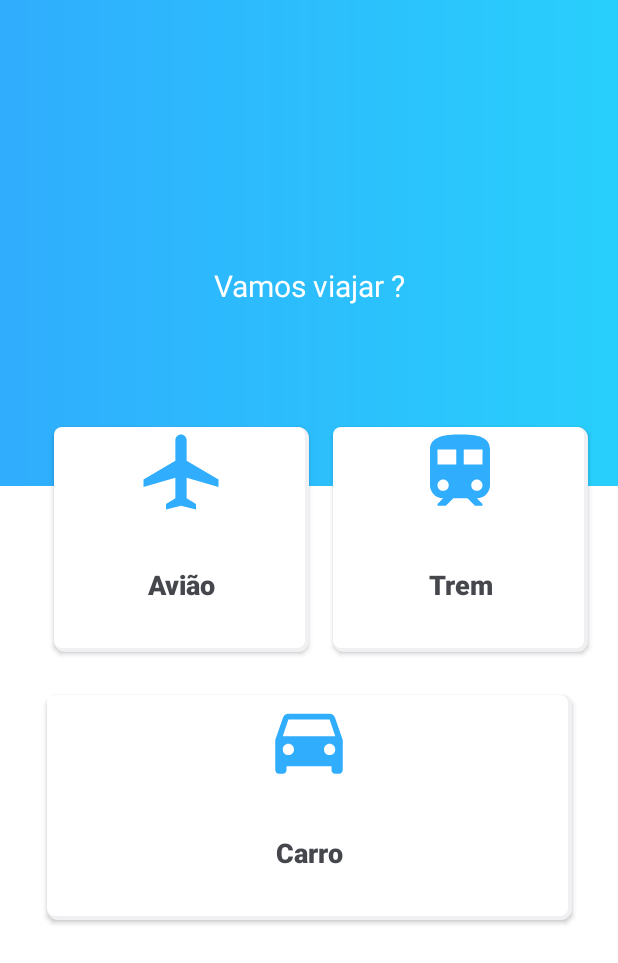
After one commit to CarlosDanielAlv/ProjetoFinalAPP, an Android app: the layout activity_tela_escolha.xml on its own in the app's theme, with its tools: preview values and no code run, on a phone screen of 412 x 824 dp. The commit adds this screen. Shown: the top 963 px of the screen. Run offline under Robolectric (Android 15) with nearby library versions, the phone set to English and light mode, and no system bars.

Commit message:
Implementação da interface de escolhas

```diff
--- /dev/null
+++ b/app/src/main/java/com/example/trabalhofinal/TelaEscolha.kt
@@ -0,0 +1,39 @@
+package com.example.trabalhofinal
+
+import android.content.Intent
+import androidx.appcompat.app.AppCompatActivity
+import android.os.Bundle
+import android.widget.Button
+
+class TelaEscolha : AppCompatActivity() {
+    override fun onCreate(savedInstanceState: Bundle?) {
+        super.onCreate(savedInstanceState)
+        setContentView(R.layout.activity_tela_escolha)
+
+        val buttonAviao = findViewById<Button>(R.id.bt_aviao)
+        val buttonTrem = findViewById<Button>(R.id.bt_trem)
+        val buttonCarro = findViewById<Button>(R.id.bt_carro)
+
+        // Escondendo barra de ação da tela
+        supportActionBar?.hide()
+
+        // Métodos Click
+        buttonAviao.setOnClickListener(){
+            // Alterar quando tiver a tela
+            val intent = Intent(this, TelaEscolha::class.java)
+            startActivity(intent)
+        }
+
+        buttonTrem.setOnClickListener(){
+            // Alterar quando tiver a tela
+            val intent = Intent(this, TelaEscolha::class.java)
+            startActivity(intent)
+        }
+
+        buttonCarro.setOnClickListener(){
+            // Alterar quando tiver a tela
+            val intent = Intent(this, TelaEscolha::class.java)
+            startActivity(intent)
+        }
+    }
+}
--- /dev/null
+++ b/app/src/main/res/drawable/container_com_sombra.xml
@@ -0,0 +1,21 @@
+<?xml version="1.0" encoding="utf-8"?>
+<layer-list xmlns:android="http://schemas.android.com/apk/res/android">
+
+    <item>
+        <shape android:shape="rectangle">
+            <solid android:color="#f0f0f2"/>
+            <corners android:radius="7dp" />
+        </shape>
+    </item>
+
+    <item
+        android:left="0dp"
+        android:right="3dp"
+        android:top="0dp"
+        android:bottom="3dp">
+        <shape android:shape="rectangle">
+            <solid android:color="@android:color/white"/>
+            <corners android:radius="5dp" />
+        </shape>
+    </item>
+</layer-list>
--- /dev/null
+++ b/app/src/main/res/drawable/ic_car.xml
@@ -0,0 +1,10 @@
+<vector xmlns:android="http://schemas.android.com/apk/res/android"
+    android:width="60dp"
+    android:height="60dp"
+    android:viewportWidth="24"
+    android:viewportHeight="24"
+    android:tint="#30ADFD">
+  <path
+      android:fillColor="@android:color/white"
+      android:pathData="M18.92,6.01C18.72,5.42 18.16,5 17.5,5h-11c-0.66,0 -1.21,0.42 -1.42,1.01L3,12v8c0,0.55 0.45,1 1,1h1c0.55,0 1,-0.45 1,-1v-1h12v1c0,0.55 0.45,1 1,1h1c0.55,0 1,-0.45 1,-1v-8l-2.08,-5.99zM6.5,16c-0.83,0 -1.5,-0.67 -1.5,-1.5S5.67,13 6.5,13s1.5,0.67 1.5,1.5S7.33,16 6.5,16zM17.5,16c-0.83,0 -1.5,-0.67 -1.5,-1.5s0.67,-1.5 1.5,-1.5 1.5,0.67 1.5,1.5 -0.67,1.5 -1.5,1.5zM5,11l1.5,-4.5h11L19,11L5,11z"/>
+</vector>
--- /dev/null
+++ b/app/src/main/res/drawable/ic_plain.xml
@@ -0,0 +1,9 @@
+<vector
+    android:width="60dp"
+    android:height="60dp"
+    android:viewportWidth="24"
+    android:viewportHeight="24"
+    android:tint="#30ADFD"
+    xmlns:android="http://schemas.android.com/apk/res/android">
+    <path android:fillColor="@android:color/white" android:pathData="M22,16v-2l-8.5,-5V3.5C13.5,2.67 12.83,2 12,2s-1.5,0.67 -1.5,1.5V9L2,14v2l8.5,-2.5V19L8,20.5L8,22l4,-1l4,1l0,-1.5L13.5,19v-5.5L22,16z"/>
+</vector>
--- /dev/null
+++ b/app/src/main/res/drawable/ic_train.xml
@@ -0,0 +1,10 @@
+<vector xmlns:android="http://schemas.android.com/apk/res/android"
+    android:width="60dp"
+    android:height="60dp"
+    android:viewportWidth="24"
+    android:viewportHeight="24"
+    android:tint="#30ADFD">
+  <path
+      android:fillColor="@android:color/white"
+      android:pathData="M12,2c-4,0 -8,0.5 -8,4v9.5C4,17.43 5.57,19 7.5,19L6,20.5v0.5h2.23l2,-2L14,19l2,2h2v-0.5L16.5,19c1.93,0 3.5,-1.57 3.5,-3.5L20,6c0,-3.5 -3.58,-4 -8,-4zM7.5,17c-0.83,0 -1.5,-0.67 -1.5,-1.5S6.67,14 7.5,14s1.5,0.67 1.5,1.5S8.33,17 7.5,17zM11,10L6,10L6,6h5v4zM13,10L13,6h5v4h-5zM16.5,17c-0.83,0 -1.5,-0.67 -1.5,-1.5s0.67,-1.5 1.5,-1.5 1.5,0.67 1.5,1.5 -0.67,1.5 -1.5,1.5z"/>
+</vector>
--- /dev/null
+++ b/app/src/main/res/layout/activity_tela_escolha.xml
@@ -0,0 +1,96 @@
+<?xml version="1.0" encoding="utf-8"?>
+<androidx.core.widget.NestedScrollView xmlns:android="http://schemas.android.com/apk/res/android"
+    xmlns:app="http://schemas.android.com/apk/res-auto"
+    xmlns:tools="http://schemas.android.com/tools"
+    android:layout_width="match_parent"
+    android:layout_height="match_parent"
+    android:fillViewport="true">
+
+    <androidx.constraintlayout.widget.ConstraintLayout
+        android:layout_width="match_parent"
+        android:layout_height="match_parent"
+        android:background="@drawable/background"
+        tools:context=".TelaEscolha">
+
+        <TextView
+            android:id="@+id/textView"
+            style="@style/titulo1"
+            android:layout_width="match_parent"
+            android:layout_height="wrap_content"
+            android:layout_marginTop="50dp"
+
+            android:text="@string/str_escolhaViajar"
+            app:layout_constraintBottom_toTopOf="@+id/containerEscolha"
+            app:layout_constraintEnd_toEndOf="parent"
+            app:layout_constraintStart_toStartOf="parent"
+            app:layout_constraintTop_toTopOf="parent"
+            app:layout_constraintVertical_bias="0.60" />
+
+        <View
+            android:id="@+id/containerEscolha"
+            android:layout_width="match_parent"
+            android:layout_height="500dp"
+            android:background="@drawable/container_full_white"
+
+            app:layout_constraintBottom_toBottomOf="parent"
+            app:layout_constraintEnd_toEndOf="parent"
+            app:layout_constraintStart_toStartOf="parent" />
+
+        <androidx.appcompat.widget.AppCompatButton
+            android:id="@+id/bt_aviao"
+            android:layout_width="170dp"
+            android:layout_height="150dp"
+            android:layout_marginStart="20dp"
+            android:layout_marginTop="52dp"
+            android:background="@drawable/container_com_sombra"
+            android:drawableTop="@drawable/ic_plain"
+            android:text="@string/str_plano"
+            android:textAllCaps="false"
+            android:textColor="@color/Abbey"
+            android:textSize="18sp"
+            android:textStyle="bold"
+            app:layout_constraintBottom_toTopOf="@+id/bt_carro"
+            app:layout_constraintEnd_toStartOf="@+id/bt_trem"
+            app:layout_constraintStart_toStartOf="parent"
+            app:layout_constraintTop_toBottomOf="@+id/textView" />
+
+
+        <androidx.appcompat.widget.AppCompatButton
+            android:id="@+id/bt_trem"
+            android:layout_width="170dp"
+            android:layout_height="150dp"
+            android:layout_marginTop="52dp"
+            android:layout_marginEnd="20dp"
+            android:background="@drawable/container_com_sombra"
+            android:text="@string/str_train"
+            android:textAllCaps="false"
+            android:textColor="@color/Abbey"
+            android:textSize="18sp"
+            android:textStyle="bold"
+            android:drawableTop="@drawable/ic_train"
+
+            app:layout_constraintBottom_toTopOf="@+id/bt_carro"
+            app:layout_constraintEnd_toEndOf="parent"
+            app:layout_constraintTop_toBottomOf="@+id/textView" />
+
+        <androidx.appcompat.widget.AppCompatButton
+            android:id="@+id/bt_carro"
+            android:layout_width="350dp"
+            android:layout_height="150dp"
+            android:layout_marginTop="139dp"
+            android:text="@string/str_carro"
+            android:textAllCaps="false"
+            android:textStyle="bold"
+            android:drawableTop="@drawable/ic_car"
+            android:textSize="18sp"
+            android:textColor="@color/Abbey"
+
+            android:background="@drawable/container_com_sombra"
+            app:layout_constraintEnd_toEndOf="parent"
+            app:layout_constraintStart_toStartOf="parent"
+            app:layout_constraintTop_toTopOf="@+id/containerEscolha" />
+
+
+    </androidx.constraintlayout.widget.ConstraintLayout>
+
+</androidx.core.widget.NestedScrollView>
--- a/app/src/main/res/layout/activity_tela_perfil.xml
+++ b/app/src/main/res/layout/activity_tela_perfil.xml
@@ -1,21 +1,25 @@
 <?xml version="1.0" encoding="utf-8"?>
+<androidx.core.widget.NestedScrollView xmlns:android="http://schemas.android.com/apk/res/android"
+    xmlns:app="http://schemas.android.com/apk/res-auto"
+    xmlns:tools="http://schemas.android.com/tools"
+    android:layout_width="match_parent"
+    android:layout_height="match_parent"
+    android:fillViewport="true">
+
     <androidx.constraintlayout.widget.ConstraintLayout xmlns:android="http://schemas.android.com/apk/res/android"
-    xmlns:app="http://schemas.android.com/apk/res-auto"
         xmlns:tools="http://schemas.android.com/tools"
         android:layout_width="match_parent"
         android:layout_height="match_parent"
         android:background="@drawable/background"
         tools:context=".TelaPerfil">
 
-
-
         <View
             android:id="@+id/containerUser"
             android:layout_width="150dp"
             android:layout_height="150dp"
+            android:layout_marginTop="50dp"
+
             android:background="@drawable/container_user"
-
-        android:layout_marginTop="50dp"
             app:layout_constraintEnd_toEndOf="parent"
             app:layout_constraintStart_toStartOf="parent"
             app:layout_constraintTop_toTopOf="parent" />
@@ -24,24 +28,22 @@
             android:layout_width="100dp"
             android:layout_height="100dp"
             android:src="@drawable/ic_person"
+            app:layout_constraintBottom_toBottomOf="@+id/containerUser"
+            app:layout_constraintEnd_toEndOf="@+id/containerUser"
             app:layout_constraintStart_toStartOf="@+id/containerUser"
-        app:layout_constraintEnd_toEndOf="@+id/containerUser"
-        app:layout_constraintTop_toTopOf="@+id/containerUser"
-        app:layout_constraintBottom_toBottomOf="@+id/containerUser"
-        />
+            app:layout_constraintTop_toTopOf="@+id/containerUser" />
 
         <TextView
+            android:id="@+id/txtBoasVindas"
             style="@style/titulo2"
-        android:id="@+id/txtBoasVindas"
             android:layout_width="match_parent"
             android:layout_height="wrap_content"
             android:text="@string/str_boasVindas"
 
-        app:layout_constraintTop_toBottomOf="@+id/containerUser"
+            app:layout_constraintBottom_toTopOf="@+id/txtNomeUser"
+            app:layout_constraintEnd_toEndOf="parent"
             app:layout_constraintStart_toStartOf="parent"
-        app:layout_constraintEnd_toEndOf="parent"
-        app:layout_constraintBottom_toTopOf="@+id/txtNomeUser"
-        />
+            app:layout_constraintTop_toBottomOf="@+id/containerUser" />
 
         <TextView
             android:id="@+id/txtNomeUser"
@@ -75,13 +77,12 @@
             android:id="@+id/iconeEmail"
             android:layout_width="50dp"
             android:layout_height="50dp"
+            android:layout_marginLeft="30dp"
+            android:layout_marginTop="30dp"
             android:src="@drawable/ic_email"
-        android:layout_marginTop="30dp"
-        android:layout_marginLeft="30dp"
 
-        app:layout_constraintTop_toTopOf="@+id/containerInfo"
             app:layout_constraintStart_toStartOf="@+id/containerInfo"
-        />
+            app:layout_constraintTop_toTopOf="@+id/containerInfo" />
 
         <TextView
             android:id="@+id/textEmailUsuario"
@@ -99,10 +100,11 @@
         <androidx.appcompat.widget.AppCompatButton
             android:id="@+id/bt_deslogar"
             style="@style/ButtonLogout"
+            android:layout_marginTop="100dp"
             android:text="@string/str_sair"
-        android:layout_marginTop="100dp"
             app:layout_constraintEnd_toEndOf="parent"
             app:layout_constraintStart_toStartOf="parent"
             app:layout_constraintTop_toBottomOf="@+id/textEmailUsuario" />
 
     </androidx.constraintlayout.widget.ConstraintLayout>
+</androidx.core.widget.NestedScrollView>
--- a/app/src/main/res/values/colors.xml
+++ b/app/src/main/res/values/colors.xml
@@ -10,4 +10,5 @@
     <color name="DodgerBlue">#30adfd</color>
     <color name="BrightTurquoise">#28cffc</color>
     <color name="Abbey">#45474d</color>
+    <color name="Sombra">#f0f0f2</color>
 </resources>
--- a/app/src/main/res/values/strings.xml
+++ b/app/src/main/res/values/strings.xml
@@ -10,4 +10,9 @@
     <string name="str_cadastrar">Deseja criar uma conta? Clique aqui</string>
     <string name="str_boasVindas">Bem Vindo(a)</string>
     <string name="str_sair">Deslogar</string>
+    <string name="str_escolhaViajar">Vamos viajar ?</string>
+    <string name="str_plano">Avião</string>
+    <string name="str_train">Trem</string>
+    <string name="str_carro">Carro</string>
+
 </resources>
--- a/build.gradle
+++ b/build.gradle
@@ -6,7 +6,7 @@ buildscript {
     }
     dependencies {
         classpath "com.android.tools.build:gradle:7.0.3"
-        classpath "org.jetbrains.kotlin:kotlin-gradle-plugin:1.5.31"
+        classpath 'org.jetbrains.kotlin:kotlin-gradle-plugin:1.6.0'
 
         // NOTE: Do not place your application dependencies here; they belong
         // in the individual module build.gradle files
```
Also changed, not shown: 1 other file. Lines whose indentation alone changed are shown as unchanged.
